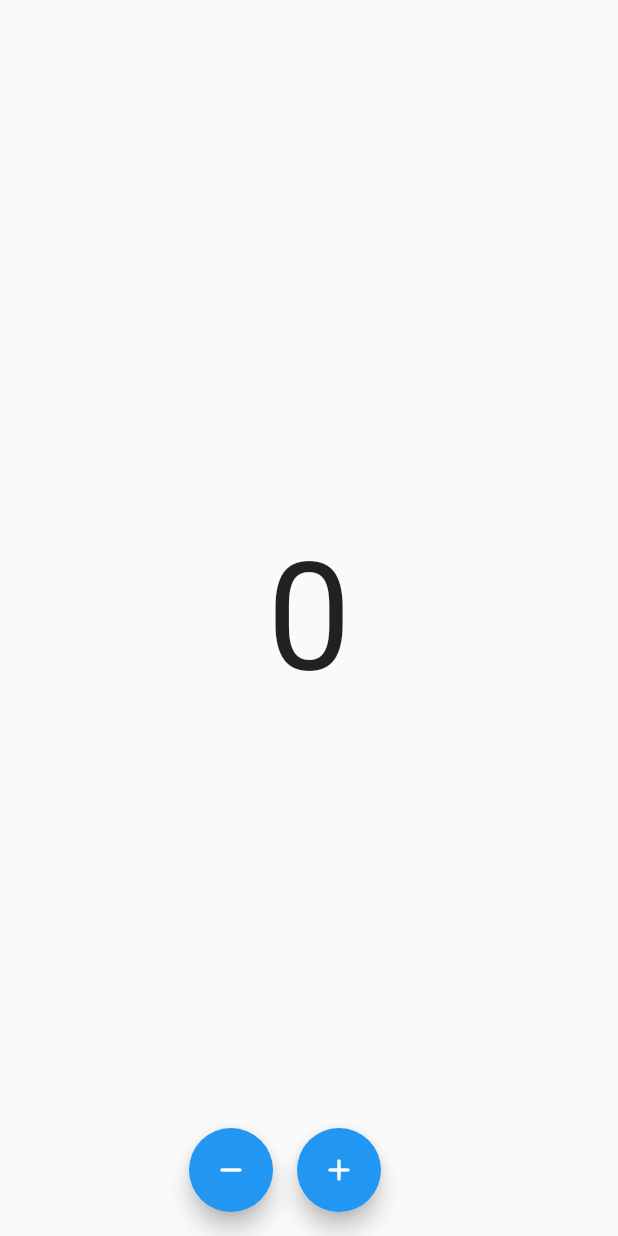
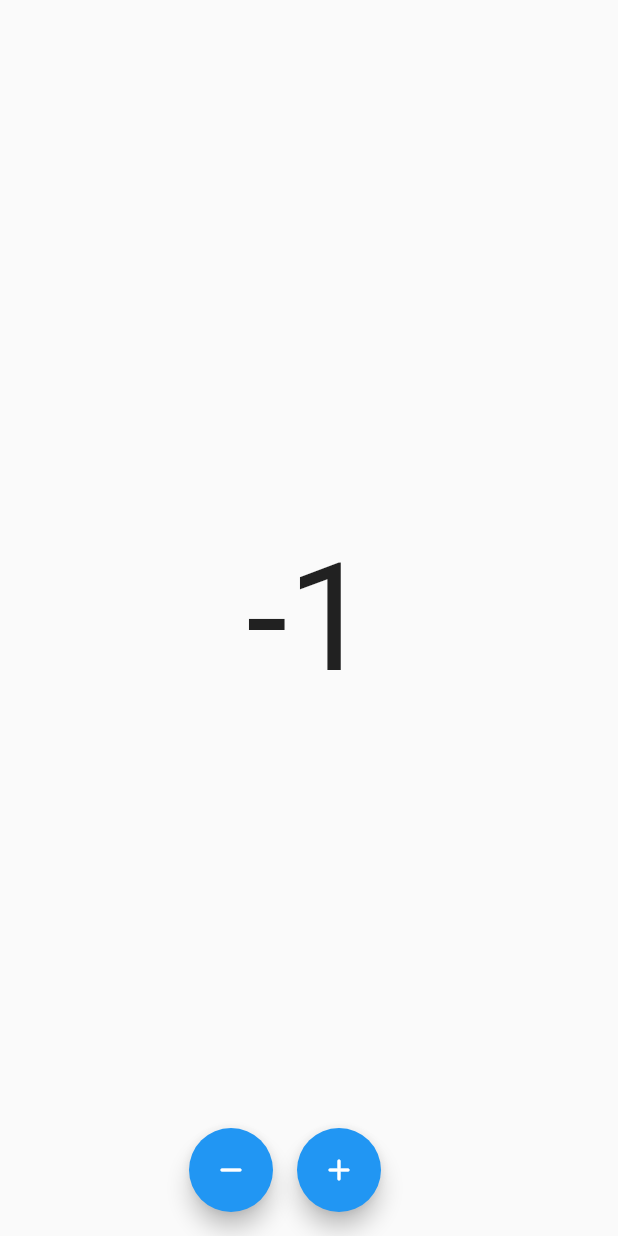
Before and after one commit to FadyFawzyOfficial/counter_cubit, a Flutter app: the screen it shows after launch, after a tap on the "remove" icon, on a phone screen of 412 x 824 dp. Run offline on Flutter 3.47's test engine with Material 2 defaults, Android fonts, the phone set to English and light mode, and no system bars; our stand-ins replace equatable, flutter_bloc.

```diff
--- a/lib/main.dart
+++ b/lib/main.dart
@@ -1,4 +1,7 @@
 import 'package:flutter/material.dart';
+import 'package:flutter_bloc/flutter_bloc.dart';
+
+import 'cubit/counter_cubit.dart';
 
 void main() => runApp(const MyApp());
 
@@ -8,11 +11,14 @@ class MyApp extends StatelessWidget {
   // This widget is the root of your application.
   @override
   Widget build(BuildContext context) {
-    return MaterialApp(
-      title: 'Counter Cubit',
-      debugShowCheckedModeBanner: false,
-      theme: ThemeData(primarySwatch: Colors.blue),
-      home: const MyHomePage(),
+    return BlocProvider(
+      create: (context) => CounterCubit(),
+      child: MaterialApp(
+        title: 'Counter Cubit',
+        debugShowCheckedModeBanner: false,
+        theme: ThemeData(primarySwatch: Colors.blue),
+        home: const MyHomePage(),
+      ),
     );
   }
 }
@@ -23,23 +29,25 @@ class MyHomePage extends StatelessWidget {
   @override
   Widget build(BuildContext context) {
     return Scaffold(
-      body: const Center(
-        child: Text(
-          '0',
-          style: TextStyle(fontSize: 100),
+      body: Center(
+        child: BlocBuilder<CounterCubit, CounterState>(
+          builder: (context, state) => Text(
+            '${state.counter}',
+            style: const TextStyle(fontSize: 100),
+          ),
         ),
       ),
       floatingActionButton: Row(
         mainAxisAlignment: MainAxisAlignment.center,
         children: [
           FloatingActionButton(
-            onPressed: () {},
+            onPressed: context.read<CounterCubit>().decrement,
             heroTag: 'decrement',
             child: const Icon(Icons.remove_rounded),
           ),
           const SizedBox(width: 16),
           FloatingActionButton(
-            onPressed: () {},
+            onPressed: context.read<CounterCubit>().increment,
             heroTag: 'increment',
             child: const Icon(Icons.add_rounded),
           ),
```
